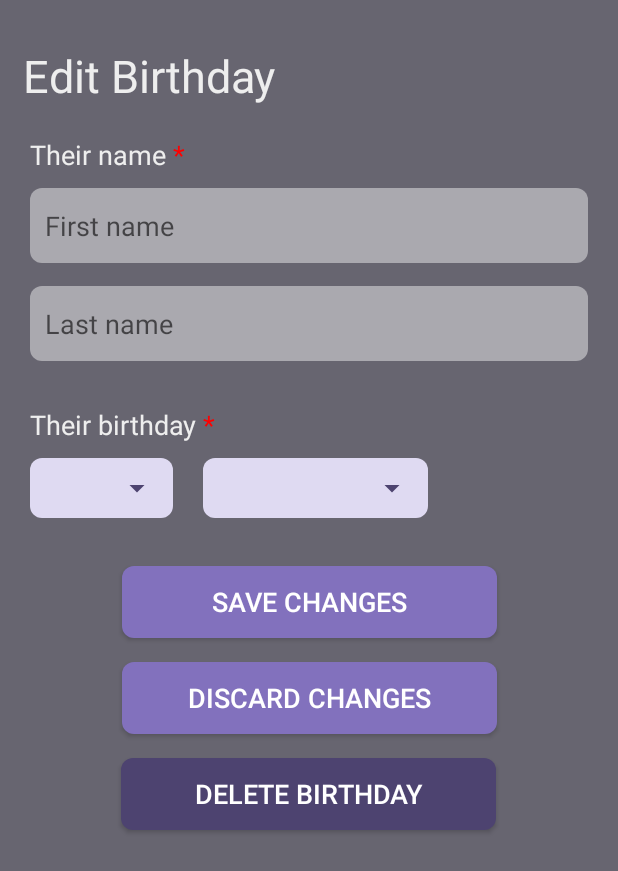
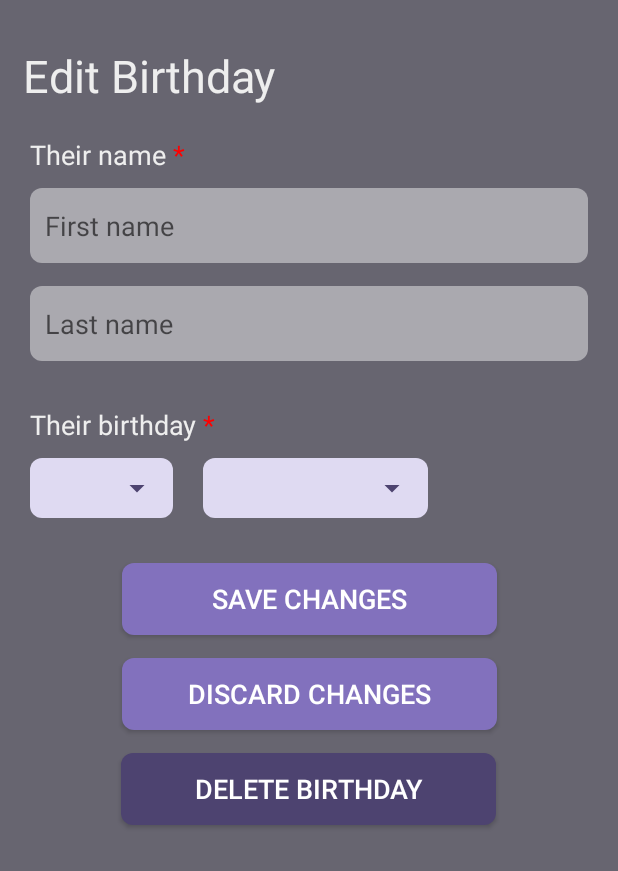
Before and after one commit to mariamedi/AnotherYear, an Android app: the layout fragment_birthday_detail.xml on its own in the app's theme, with its tools: preview values and no code run, on a phone screen of 412 x 824 dp. Shown: the top 871 px of the screen. Run offline under Robolectric (Android 15) with nearby library versions, the phone set to English and light mode, and no system bars.

```diff
--- a/app/src/main/res/layout/fragment_birthday_detail.xml
+++ b/app/src/main/res/layout/fragment_birthday_detail.xml
@@ -146,7 +146,7 @@
         android:id="@+id/save_button"
         android:layout_width="250dp"
         android:layout_height="wrap_content"
-        android:layout_marginTop="32dp"
+        android:layout_marginTop="30dp"
         android:background="@drawable/rounded_button_purple"
         android:paddingLeft="20dp"
         android:paddingRight="20dp"
@@ -161,7 +161,7 @@
         android:id="@+id/discard_button"
         android:layout_width="250dp"
         android:layout_height="wrap_content"
-        android:layout_marginTop="16dp"
+        android:layout_marginTop="15dp"
         android:background="@drawable/rounded_button_purple"
         android:paddingLeft="20dp"
         android:paddingRight="20dp"
@@ -170,13 +170,14 @@
         android:textSize="18sp"
         app:layout_constraintEnd_toEndOf="parent"
         app:layout_constraintStart_toStartOf="parent"
-        app:layout_constraintTop_toBottomOf="@+id/save_button" />
+        app:layout_constraintTop_toBottomOf="@+id/save_button"
+        />
 
     <Button
         android:id="@+id/delete_button"
         android:layout_width="250dp"
         android:layout_height="wrap_content"
-        android:layout_marginTop="16dp"
+        android:layout_marginTop="15dp"
         android:background="@drawable/rounded_button_darkpurple"
         android:paddingLeft="20dp"
         android:paddingRight="20dp"
@@ -186,5 +187,6 @@
         app:layout_constraintEnd_toEndOf="parent"
         app:layout_constraintHorizontal_bias="0.498"
         app:layout_constraintStart_toStartOf="parent"
-        app:layout_constraintTop_toBottomOf="@+id/discard_button" />
+        app:layout_constraintTop_toBottomOf="@+id/discard_button"
+        />
 </androidx.constraintlayout.widget.ConstraintLayout>
```
